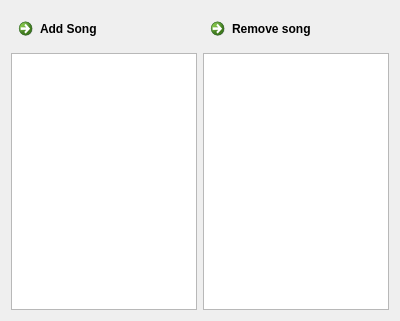
Before: the Qt Designer form homepage.ui in igorribeiroduarte/Playlist-QT, drawn with Qt 5.
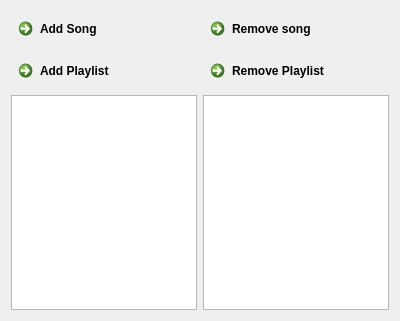
After: the same form once the commit is applied.

Commit message: Use track and playlist models to show data and play songs on homepage

```diff
--- a/homepage.ui
+++ b/homepage.ui
@@ -45,7 +45,7 @@
      </item>
     </layout>
    </item>
-   <item row="1" column="0" colspan="2">
+   <item row="2" column="0" colspan="2">
     <layout class="QHBoxLayout" name="horizontal_layout">
      <property name="bottomMargin">
       <number>0</number>
@@ -75,6 +75,40 @@
      </item>
     </layout>
    </item>
+   <item row="1" column="0" colspan="2">
+    <layout class="QVBoxLayout" name="verticalLayout">
+     <property name="rightMargin">
+      <number>0</number>
+     </property>
+     <property name="bottomMargin">
+      <number>0</number>
+     </property>
+     <item>
+      <layout class="QHBoxLayout" name="horizontalLayout">
+       <property name="rightMargin">
+        <number>0</number>
+       </property>
+       <property name="bottomMargin">
+        <number>0</number>
+       </property>
+       <item>
+        <widget class="QCommandLinkButton" name="add_playlist_button">
+         <property name="text">
+          <string>Add Playlist</string>
+         </property>
+        </widget>
+       </item>
+       <item>
+        <widget class="QCommandLinkButton" name="remove_playlist_button">
+         <property name="text">
+          <string>Remove Playlist</string>
+         </property>
+        </widget>
+       </item>
+      </layout>
+     </item>
+    </layout>
+   </item>
   </layout>
  </widget>
  <resources/>
```
The commit also changes 2 other files.
